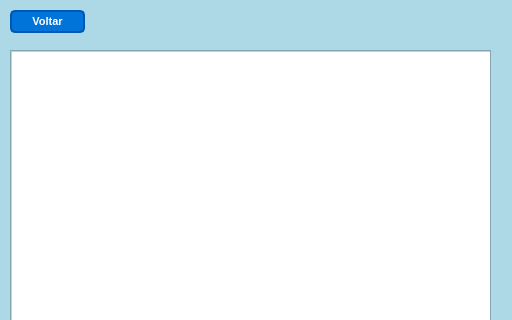
fornari03/ChatWF, file src/interfaces/ModeloChat.ui: the form before one commit; both pictures show x 0 to 512 and y 0 to 320 of the 512 by 606 pixel window.
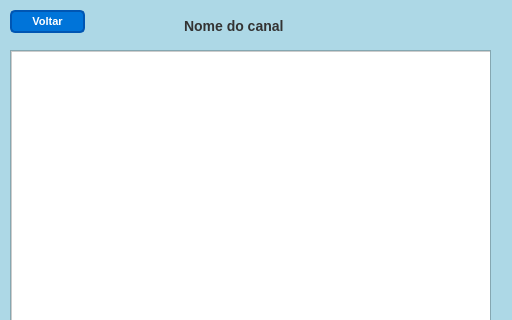
The form after the commit.

```diff
--- a/src/interfaces/ModeloChat.ui
+++ b/src/interfaces/ModeloChat.ui
@@ -140,6 +140,22 @@
      <string>Voltar</string>
     </property>
    </widget>
+   <widget class="QLabel" name="labelNomeCanal">
+    <property name="geometry">
+     <rect>
+      <x>180</x>
+      <y>20</y>
+      <width>131</width>
+      <height>16</height>
+     </rect>
+    </property>
+    <property name="styleSheet">
+     <string notr="true">color: #333; font-size: 14px; font-weight: bold; margin-bottom: 5px;</string>
+    </property>
+    <property name="text">
+     <string>Nome do canal</string>
+    </property>
+   </widget>
   </widget>
   <widget class="QMenuBar" name="menubar">
    <property name="geometry">
```
